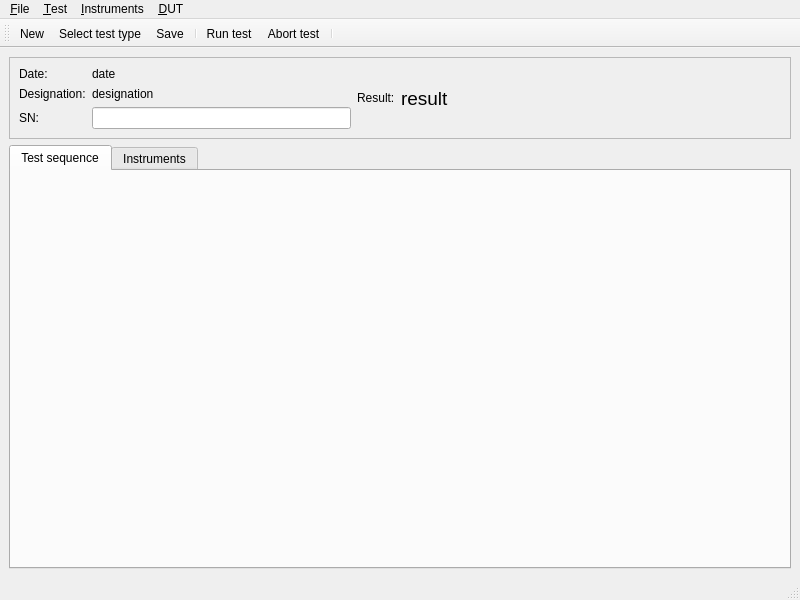
This is src/mdttools/mdttesttool/mdtTtBasicTesterWindow.ui in scandyna/multidiagtools as Qt 5 draws it before an edit. The edited form follows.
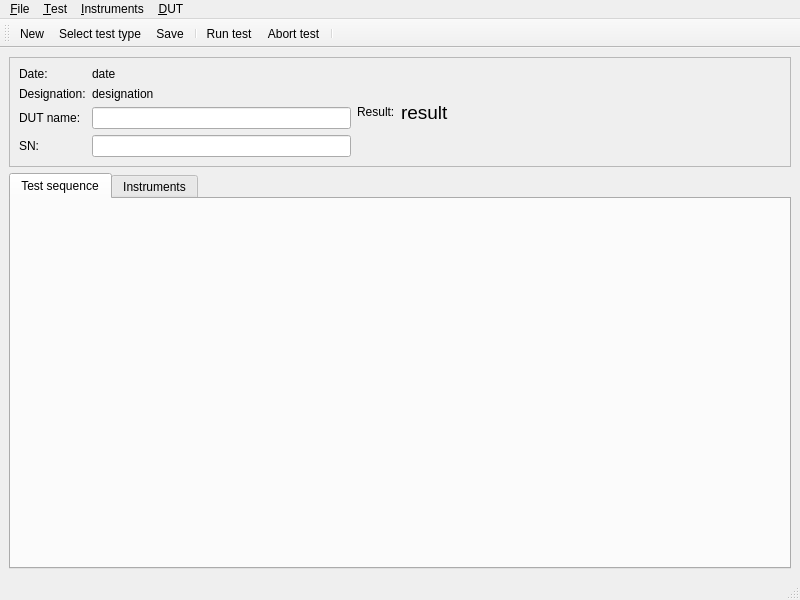
This is the edited form. Icons and pictures are not drawn.

What changed in the file:
```diff
--- a/src/mdttools/mdttesttool/mdtTtBasicTesterWindow.ui
+++ b/src/mdttools/mdttesttool/mdtTtBasicTesterWindow.ui
@@ -54,14 +54,14 @@
            </property>
           </widget>
          </item>
-         <item row="2" column="0">
+         <item row="3" column="0">
           <widget class="QLabel" name="lbSN">
            <property name="text">
             <string>SN:</string>
            </property>
           </widget>
          </item>
-         <item row="2" column="1">
+         <item row="3" column="1">
           <widget class="QLineEdit" name="fld_DutSerialNumber">
            <property name="minimumSize">
             <size>
@@ -77,6 +77,16 @@
            </property>
           </widget>
          </item>
+         <item row="2" column="1">
+          <widget class="QLineEdit" name="fld_DutName"/>
+         </item>
+         <item row="2" column="0">
+          <widget class="QLabel" name="lbDutName">
+           <property name="text">
+            <string>DUT name:</string>
+           </property>
+          </widget>
+         </item>
         </layout>
        </item>
        <item>
```
Left out of the diff: 4 changed lines with no effect on the pictures.
